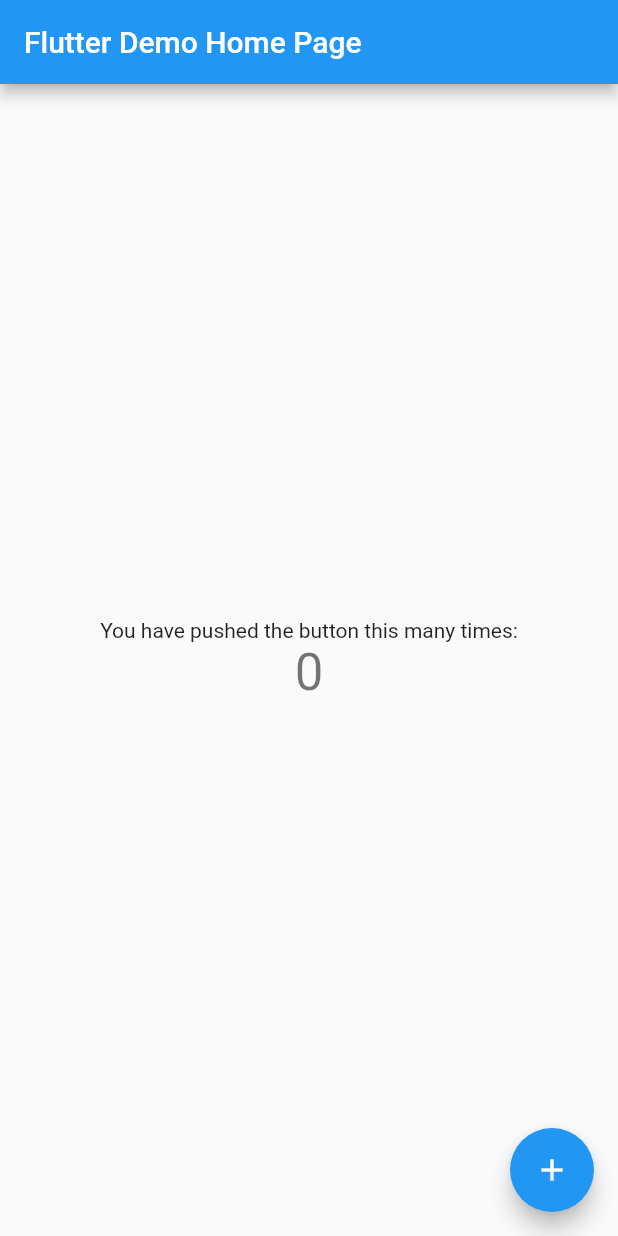
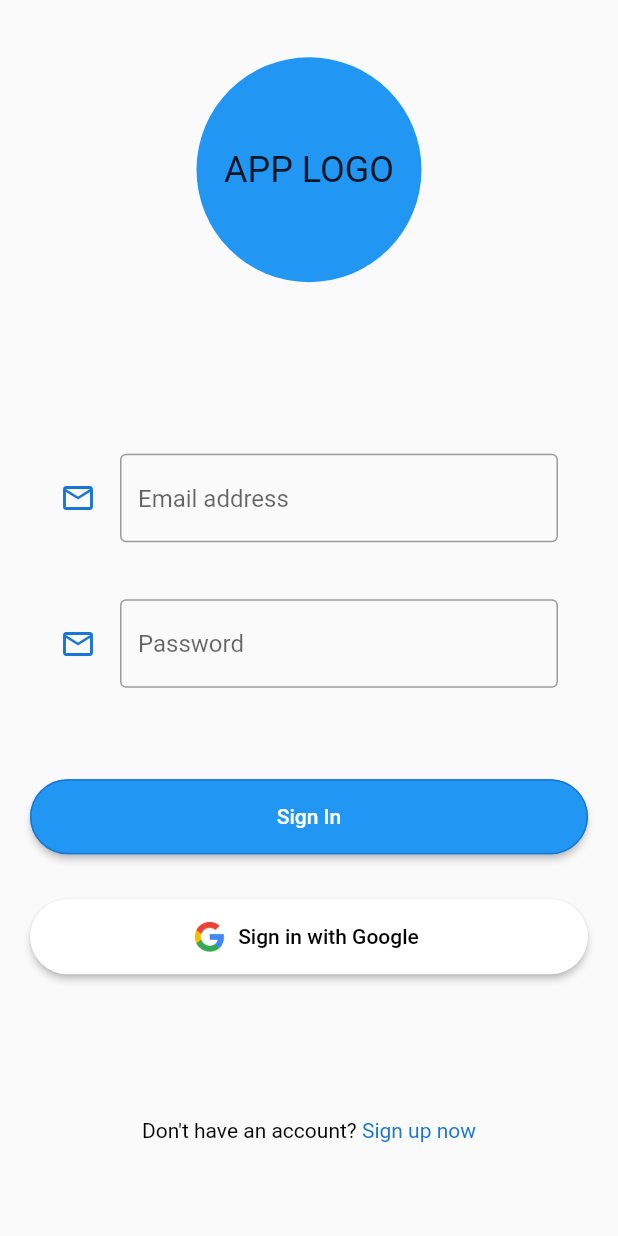
Before and after one commit to arturoszulc/flutter_todo, a Flutter app: the screen it shows after launch, on a phone screen of 412 x 824 dp. Run offline on Flutter 3.47's test engine with Material 2 defaults, Android fonts, the phone set to English and light mode, and no system bars; our stand-ins replace cloud_firestore, firebase_auth, firebase_core, flutter_riverpod, google_sign_in; accounts and stored records are empty.

Commit message:
LoginScreen layout

```diff
--- /dev/null
+++ b/lib/controllers/login_controller.dart
@@ -0,0 +1,69 @@
+import 'package:flutter_riverpod/flutter_riverpod.dart';
+import 'package:flutter_todo/models/login_state_model.dart';
+import 'package:flutter_todo/services/auth_service.dart';
+
+class LoginState extends StateNotifier<LoginStateModel> {
+  LoginState() : super(const LoginStateModel.initial());
+
+  static final provider =
+      StateNotifierProvider.autoDispose<LoginState, LoginStateModel>(
+          (ref) => LoginState());
+
+  _switchForm() {
+    state = state.copyWith(
+        type: state.type == LoginType.signIn
+            ? LoginType.signUp
+            : LoginType.signIn);
+  }
+
+  _setAuthError(String? error) {
+    state = state.copyWith(authError: error);
+  }
+}
+
+class LoginController {
+  LoginController(this._ref);
+
+  static final provider = Provider.autoDispose((ref) => LoginController(ref));
+  final Ref _ref;
+
+  //method used to clear auth error when login succeeds or user taps input
+  clearAuthError() {
+    _ref.read(LoginState.provider.notifier)._setAuthError(null);
+  }
+
+  switchForm(LoginType type) {
+    _ref.read(LoginState.provider.notifier)._switchForm();
+  }
+
+  void validateEmail(String input) {}
+  void validatePassword(String input) {}
+
+  authenticateEmail({required String email, required String password}) async {
+    final String? authResult;
+    switch (_ref.read(LoginState.provider).type) {
+      case LoginType.signIn:
+        authResult = await _ref
+            .read(AuthService.provider)
+            .signInEmail(email.toLowerCase(), password);
+        break;
+      case LoginType.signUp:
+        authResult = await _ref
+            .read(AuthService.provider)
+            .signUpEmail(email.toLowerCase(), password);
+        break;
+    }
+    if (authResult != null) {
+      _ref.read(LoginState.provider.notifier)._setAuthError(authResult);
+    }
+  }
+
+  authenticateGoogle() async {
+    final String? authResult =
+        await _ref.read(AuthService.provider).signInGoogle();
+    if (authResult != null) {
+      _ref.read(LoginState.provider.notifier)._setAuthError(authResult);
+    }
+    _ref.read(LoginState.provider.notifier)._setAuthError(null);
+  }
+}
--- a/lib/main.dart
+++ b/lib/main.dart
@@ -1,115 +1,42 @@
 import 'package:flutter/material.dart';
+import 'package:firebase_core/firebase_core.dart';
+import 'package:flutter_todo/screens/auth_checker.dart';
+import 'firebase_options.dart';
+import 'package:flutter_riverpod/flutter_riverpod.dart';
 
-void main() {
-  runApp(const MyApp());
+void main() async {
+  WidgetsFlutterBinding.ensureInitialized();
+  await Firebase.initializeApp(options: DefaultFirebaseOptions.currentPlatform);
+
+  runApp(const ProviderScope(child: MyApp()));
 }
 
+//  This is a FutureProvider that will be used to check whether the firebase has been initialized or not
+// final firebaseinitializerProvider = FutureProvider<FirebaseApp>((ref) async {
+//   return await Firebase.initializeApp();
+// });
+
 class MyApp extends StatelessWidget {
-  const MyApp({super.key});
-
-  // This widget is the root of your application.
+  const MyApp({Key? key}) : super(key: key);
   @override
   Widget build(BuildContext context) {
-    return MaterialApp(
-      title: 'Flutter Demo',
-      theme: ThemeData(
-        // This is the theme of your application.
-        //
-        // Try running your application with "flutter run". You'll see the
-        // application has a blue toolbar. Then, without quitting the app, try
-        // changing the primarySwatch below to Colors.green and then invoke
-        // "hot reload" (press "r" in the console where you ran "flutter run",
-        // or simply save your changes to "hot reload" in a Flutter IDE).
-        // Notice that the counter didn't reset back to zero; the application
-        // is not restarted.
-        primarySwatch: Colors.blue,
-      ),
-      home: const MyHomePage(title: 'Flutter Demo Home Page'),
+    // final initialize = ref.watch(firebaseinitializerProvider);
+    return const MaterialApp(
+      debugShowCheckedModeBanner: false,
+
+      //  We will use the initialize to check if the firebase has been initialized
+      //  .when function can only be used with AsysncValue. If you hover over intialize
+      //  you can see what type of variable it is. I have left it dynamic here for your better understanding
+      //  Though it's always recommended to not to use dynamic variables.
+
+      // Now here if the Firebase is initialized we will be redirected to AuthChecker
+      // which checks if the user is logged in or not.
+
+      //  the other Two functions speaks for themselves.
+      home: AuthChecker(),
+
+      // loading: () => const LoadingScreen(),
+      // error: (e, stackTrace) => ErrorScreen(e, stackTrace)),
     );
   }
 }
-
-class MyHomePage extends StatefulWidget {
-  const MyHomePage({super.key, required this.title});
-
-  // This widget is the home page of your application. It is stateful, meaning
-  // that it has a State object (defined below) that contains fields that affect
-  // how it looks.
-
-  // This class is the configuration for the state. It holds the values (in this
-  // case the title) provided by the parent (in this case the App widget) and
-  // used by the build method of the State. Fields in a Widget subclass are
-  // always marked "final".
-
-  final String title;
-
-  @override
-  State<MyHomePage> createState() => _MyHomePageState();
-}
-
-class _MyHomePageState extends State<MyHomePage> {
-  int _counter = 0;
-
-  void _incrementCounter() {
-    setState(() {
-      // This call to setState tells the Flutter framework that something has
-      // changed in this State, which causes it to rerun the build method below
-      // so that the display can reflect the updated values. If we changed
-      // _counter without calling setState(), then the build method would not be
-      // called again, and so nothing would appear to happen.
-      _counter++;
-    });
-  }
-
-  @override
-  Widget build(BuildContext context) {
-    // This method is rerun every time setState is called, for instance as done
-    // by the _incrementCounter method above.
-    //
-    // The Flutter framework has been optimized to make rerunning build methods
-    // fast, so that you can just rebuild anything that needs updating rather
-    // than having to individually change instances of widgets.
-    return Scaffold(
-      appBar: AppBar(
-        // Here we take the value from the MyHomePage object that was created by
-        // the App.build method, and use it to set our appbar title.
-        title: Text(widget.title),
-      ),
-      body: Center(
-        // Center is a layout widget. It takes a single child and positions it
-        // in the middle of the parent.
-        child: Column(
-          // Column is also a layout widget. It takes a list of children and
-          // arranges them vertically. By default, it sizes itself to fit its
-          // children horizontally, and tries to be as tall as its parent.
-          //
-          // Invoke "debug painting" (press "p" in the console, choose the
-          // "Toggle Debug Paint" action from the Flutter Inspector in Android
-          // Studio, or the "Toggle Debug Paint" command in Visual Studio Code)
-          // to see the wireframe for each widget.
-          //
-          // Column has various properties to control how it sizes itself and
-          // how it positions its children. Here we use mainAxisAlignment to
-          // center the children vertically; the main axis here is the vertical
-          // axis because Columns are vertical (the cross axis would be
-          // horizontal).
-          mainAxisAlignment: MainAxisAlignment.center,
-          children: <Widget>[
-            const Text(
-              'You have pushed the button this many times:',
-            ),
-            Text(
-              '$_counter',
-              style: Theme.of(context).textTheme.headline4,
-            ),
-          ],
-        ),
-      ),
-      floatingActionButton: FloatingActionButton(
-        onPressed: _incrementCounter,
-        tooltip: 'Increment',
-        child: const Icon(Icons.add),
-      ), // This trailing comma makes auto-formatting nicer for build methods.
-    );
-  }
-}
--- /dev/null
+++ b/lib/models/login_state_model.dart
@@ -0,0 +1,44 @@
+// ignore_for_file: public_member_api_docs, sort_constructors_first
+enum LoginType {
+  signIn,
+  signUp,
+}
+
+class LoginStateModel {
+  final bool isLoading;
+  final LoginType type;
+  final String? authError;
+  final String? emailError;
+  final String? passwordError;
+  const LoginStateModel({
+    required this.isLoading,
+    required this.type,
+    this.authError,
+    this.emailError,
+    this.passwordError,
+  });
+
+  const LoginStateModel.initial({
+    this.isLoading = false,
+    this.type = LoginType.signIn,
+    this.authError,
+    this.emailError,
+    this.passwordError,
+  });
+
+  LoginStateModel copyWith({
+    bool? isLoading,
+    LoginType? type,
+    String? authError,
+    String? emailError,
+    String? passwordError,
+  }) {
+    return LoginStateModel(
+      isLoading: isLoading ?? this.isLoading,
+      type: type ?? this.type,
+      authError: authError,
+      emailError: emailError,
+      passwordError: passwordError,
+    );
+  }
+}
--- /dev/null
+++ b/lib/screens/auth_checker.dart
@@ -0,0 +1,35 @@
+import 'package:flutter/material.dart';
+import 'package:flutter_riverpod/flutter_riverpod.dart';
+import 'package:flutter_todo/screens/login_screen.dart';
+import 'package:flutter_todo/screens/todo_screen.dart';
+import 'package:flutter_todo/services/auth_service.dart';
+
+class AuthChecker extends ConsumerWidget {
+  const AuthChecker({Key? key}) : super(key: key);
+
+  //  Notice here we aren't using stateless/statefull widget. Instead we are using
+  //  a custom widget that is a consumer of the state.
+  //  So if any data changes in the state, the widget will be updated.
+
+  @override
+  Widget build(BuildContext context, WidgetRef ref) {
+    //  now the build method takes a new paramaeter ScopeReader.
+    //  this object will be used to access the provider.
+
+    //  now the following variable contains an asyncValue so now we can use .when method
+    //  to imply the condition
+    final _authState = ref.watch(authStateProvider);
+    if (_authState.hasValue && _authState.value != null) {
+      return const TodoScreen();
+    }
+    return const LoginScreen();
+
+    // return _authState.when(
+    //     data: (data) {
+    //       if (data != null) return const TodoScreen();
+    //       return const LoginScreen();
+    //     },
+    //     // loading: () => const LoadingScreen(),
+    //     error: (e, trace) => null);
+  }
+}
--- /dev/null
+++ b/lib/screens/login_screen.dart
@@ -0,0 +1,215 @@
+import 'package:flutter/gestures.dart';
+import 'package:flutter/material.dart';
+import 'package:flutter_riverpod/flutter_riverpod.dart';
+import 'package:flutter_todo/controllers/login_controller.dart';
+import 'package:flutter_todo/models/login_state_model.dart';
+import 'package:flutter_todo/utils/consts/assets.dart';
+import 'package:flutter_todo/utils/consts/strings.dart';
+
+class LoginScreen extends StatelessWidget {
+  const LoginScreen({super.key});
+
+  @override
+  Widget build(BuildContext context) {
+    return SafeArea(
+      child: Scaffold(
+        resizeToAvoidBottomInset: false,
+        body: Center(
+            child: Column(
+          // mainAxisSize: MainAxisSize.min,
+          mainAxisAlignment: MainAxisAlignment.spaceAround,
+          children: [
+            Padding(
+              padding: const EdgeInsets.only(bottom: 30.0),
+              child: Container(
+                  // color: Colors.amberAccent,
+                  decoration: const BoxDecoration(
+                      color: Colors.blue, shape: BoxShape.circle),
+                  width: 300,
+                  height: 150,
+                  child: Center(
+                    child: Text(
+                      'APP LOGO',
+                      style: Theme.of(context).textTheme.headline5,
+                    ),
+                  )),
+            ),
+            const MyForm(),
+            const FormSwitchButton(),
+          ],
+        )),
+      ),
+    );
+  }
+}
+
+class MyForm extends ConsumerWidget {
+  const MyForm({super.key});
+
+  @override
+  Widget build(BuildContext context, WidgetRef ref) {
+    final loginState = ref.watch(LoginState.provider);
+
+    return Padding(
+      padding: const EdgeInsets.symmetric(horizontal: 20.0),
+      child: Column(
+        crossAxisAlignment: CrossAxisAlignment.stretch,
+        children: [
+          Form(
+            child: Column(
+              children: [
+                //pole EMAIL
+                Padding(
+                  padding:
+                      const EdgeInsets.symmetric(vertical: 8.0, horizontal: 20),
+                  child: TextFormField(
+                    // initialValue: _email.value,
+                    textInputAction: TextInputAction.next,
+                    decoration: InputDecoration(
+                      hintStyle: const TextStyle(color: Colors.black54),
+                      icon: Icon(Icons.email_outlined,
+                          color: Colors.blue.shade700, size: 24),
+                      alignLabelWithHint: true,
+                      border: const OutlineInputBorder(),
+                      errorBorder: const OutlineInputBorder(
+                          borderSide: BorderSide(color: Colors.red, width: 5)),
+                      helperText: ' ',
+                      labelText: 'Email address',
+                      errorText: loginState.emailError,
+                    ),
+                    onChanged: (String val) {
+                      ref.read(LoginController.provider).validateEmail(val);
+                    },
+                    onTap: () =>
+                        ref.read(LoginController.provider).clearAuthError(),
+                  ),
+                ),
+
+                //pole PASSWORD
+                Padding(
+                  padding:
+                      const EdgeInsets.symmetric(vertical: 8.0, horizontal: 20),
+                  child: TextFormField(
+                    // initialValue: _password.value,
+                    obscureText: true,
+                    textInputAction: TextInputAction.done,
+                    decoration: InputDecoration(
+                      hintStyle: const TextStyle(color: Colors.black54),
+                      icon: Icon(Icons.email_outlined,
+                          color: Colors.blue.shade700, size: 24),
+                      alignLabelWithHint: true,
+                      border: const OutlineInputBorder(),
+                      errorBorder: const OutlineInputBorder(
+                          borderSide: BorderSide(color: Colors.red, width: 5)),
+                      helperText: ' ',
+                      labelText: 'Password',
+                      errorText: loginState.passwordError,
+                      errorMaxLines: 2,
+                    ),
+                    onChanged: (String val) {
+                      ref.read(LoginController.provider).validatePassword(val);
+                    },
+                    onTap: () =>
+                        ref.read(LoginController.provider).clearAuthError(),
+                  ),
+                ),
+              ],
+            ),
+          ),
+
+          //Auth error display
+          Padding(
+            padding: const EdgeInsets.only(top: 0, bottom: 5.0),
+            child: Text(
+              loginState.authError ?? '',
+              style: const TextStyle(color: Colors.red),
+              textAlign: TextAlign.center,
+            ),
+          ),
+          const SizedBox(height: 10),
+          ElevatedButton(
+              style: ElevatedButton.styleFrom(
+                  minimumSize: const Size.fromHeight(50),
+                  shape: RoundedRectangleBorder(
+                      borderRadius: BorderRadius.circular(25),
+                      side: BorderSide(color: Colors.blue.shade700))),
+              onPressed:
+                  // (_email.value == null ||
+                  // _password.value == null)
+                  // ? null
+                  // :
+                  () => ref
+                      .read(LoginController.provider)
+                      .authenticateEmail(email: '', password: ''),
+              child: Text(
+                  loginState.type == LoginType.signIn ? 'Sign In' : 'Sign Up')),
+          // const Padding(
+          //   padding: EdgeInsets.symmetric(vertical: 30.0),
+          //   child: Text(
+          //     'or',
+          //     textAlign: TextAlign.center,
+          //   ),
+          // ),
+          const SizedBox(
+            height: 30,
+          ),
+          ElevatedButton.icon(
+            style: ButtonStyle(
+              shape: MaterialStateProperty.resolveWith<OutlinedBorder>((_) {
+                return RoundedRectangleBorder(
+                    borderRadius: BorderRadius.circular(25));
+              }),
+              backgroundColor: MaterialStateProperty.all<Color>(Colors.white),
+              minimumSize: MaterialStateProperty.all<Size>(
+                  const Size.fromHeight(50)), //const Size.fromHeight(50),
+            ),
+            onPressed: () {
+              ref.read(LoginController.provider).authenticateGoogle();
+            },
+            icon: Image.asset(
+              MyAsset.loginGoogleImage,
+              height: 22,
+              width: 22,
+            ),
+            label: const Text(
+              MyString.loginWithGoogle,
+              style: TextStyle(color: Colors.black),
+            ),
+          ),
+          const SizedBox(height: 20),
+        ],
+      ),
+    );
+  }
+}
+
+class FormSwitchButton extends ConsumerWidget {
+  const FormSwitchButton({super.key});
+
+  @override
+  Widget build(BuildContext context, WidgetRef ref) {
+    final type = ref.watch(LoginState.provider).type;
+    return Padding(
+      padding: const EdgeInsets.only(bottom: 24.0),
+      child: RichText(
+        text: TextSpan(
+          text: type == LoginType.signIn
+              ? MyString.loginDontHaveAccount
+              : MyString.loginAlreadyHaveAccount,
+          style: const TextStyle(color: Colors.black),
+          children: [
+            TextSpan(
+                text: type == LoginType.signIn
+                    ? MyString.loginSingUpNow
+                    : MyString.loginSingIn,
+                style: TextStyle(color: Colors.blue.shade700),
+                recognizer: TapGestureRecognizer()
+                  ..onTap = () {
+                    ref.read(LoginController.provider).switchForm(type);
+                  })
+          ],
+        ),
+      ),
+    );
+  }
+}
--- /dev/null
+++ b/lib/services/auth_service.dart
@@ -0,0 +1,141 @@
+import 'dart:async';
+import 'dart:developer';
+import 'package:firebase_auth/firebase_auth.dart';
+import 'package:flutter_riverpod/flutter_riverpod.dart';
+import 'package:google_sign_in/google_sign_in.dart';
+
+import '../utils/consts/errors.dart';
+// import 'package:sepapka/services/user_service.dart';
+// import 'package:sepapka/utils/api_status.dart';
+// import 'package:sepapka/utils/consts/errors_messages.dart';
+// import 'package:sepapka/controllers/app_state_controller.dart';
+
+// final authServiceProvider = Provider.autoDispose<AuthService>((ref) {
+//   return AuthService(ref);
+// });
+
+final authStateProvider = StreamProvider.autoDispose<User?>((ref) {
+  return ref.watch(AuthService.provider).authStateChange;
+});
+
+class AuthService {
+  static final provider =
+      Provider.autoDispose<AuthService>((ref) => AuthService(ref));
+  //Properties
+  final Ref _ref;
+  final FirebaseAuth _auth = FirebaseAuth.instance;
+  final _googleSignIn = GoogleSignIn();
+  // To test web app on correct port, run:
+  // flutter run -d chrome --web-hostname localhost --web-port 8080
+
+  //  This getter will be returning a Stream of User object.
+  //  It will be used to check if the user is logged in or not.
+  Stream<User?> get authStateChange => _auth.authStateChanges();
+
+  //Constructor - default
+  AuthService(this._ref) {
+    log('^^^ authService initialized ^^^');
+    // watchAuthUser();
+  }
+
+  // watchAuthUser() {
+  //   authStateChange.listen((User? user) async {
+  //     if (user != null) {
+  //       log('/// AuthService: User signed in ///');
+  //       _ref.read(userService.notifier).getUserFromDb(user.uid);
+  //     }
+  //     if (user == null) {
+  //       log('/// AuthService: User signed out ///');
+  //       _ref.read(appStateNotifierProvider.notifier).userSignedOut();
+  //       // _ref.read(routeController).navigate(MyScreen.signIn);
+  //     }
+  //   });
+  // }
+
+  //Getters
+  // FirebaseAuth get auth => _auth;
+
+  Future<String?> signUpEmail(String email, String password) async {
+    try {
+      await _auth
+          .createUserWithEmailAndPassword(email: email, password: password)
+          .timeout(
+            const Duration(seconds: 5),
+          );
+      return null;
+    } on FirebaseAuthException catch (e) {
+      return getMessageFromErrorCode(e.code);
+    } on TimeoutException {
+      return MyError.signInTimeout;
+    }
+  }
+
+  Future<String?> signInEmail(String email, String password) async {
+    try {
+      await _auth
+          .signInWithEmailAndPassword(email: email, password: password)
+          .timeout(
+            const Duration(seconds: 5),
+          );
+      return null;
+    } on FirebaseAuthException catch (e) {
+      return getMessageFromErrorCode(e.code);
+    } on TimeoutException {
+      return MyError.signInTimeout;
+    }
+  }
+
+  Future<String?> signInGoogle() async {
+    try {
+      GoogleSignInAccount? googleUser = await _googleSignIn.signIn();
+      GoogleSignInAuthentication googleAuth = await googleUser!.authentication;
+      final AuthCredential credential = GoogleAuthProvider.credential(
+        accessToken: googleAuth.accessToken,
+        idToken: googleAuth.idToken,
+      );
+      await _auth.signInWithCredential(credential);
+      return null;
+    } catch (e) {
+      return MyError.errorSignInGoogle;
+    }
+  }
+
+  Future<String?> signOut() async {
+    try {
+      await _auth.signOut();
+      return null;
+    } on FirebaseAuthException catch (e) {
+      return getMessageFromErrorCode(e.code);
+    }
+  }
+
+  String getMessageFromErrorCode(String code) {
+    switch (code) {
+      case "ERROR_EMAIL_ALREADY_IN_USE":
+      case "account-exists-with-different-credential":
+      case "email-already-in-use":
+        return "Ten adres e-mail jest już zajęty. Spróbuj się zalogować";
+      case "ERROR_WRONG_PASSWORD":
+      case "wrong-password":
+        return "Nieprawidłowe hasło";
+      case "ERROR_USER_NOT_FOUND":
+      case "user-not-found":
+        return "Nie znaleziono konta zarejestrowanego na podany adres e-mail";
+      case "ERROR_USER_DISABLED":
+      case "user-disabled":
+        return "Użytkownik jest zablokowany";
+      case "ERROR_TOO_MANY_REQUESTS":
+      case "operation-not-allowed":
+        return "Tymczasowo zablokowano dostęp ze względu na zbyt częste próby logownia. Spróbuj później";
+      case "too-many-requests":
+        return "Tymczasowo zablokowano dostęp ze względu na zbyt częste próby logownia. Spróbuj później";
+      case "ERROR_INVALID_EMAIL":
+      case "invalid-email":
+        return "Nieprawidłowy adres e-mail";
+      case "network-request-failed":
+        return "Brak połączenia z internetem, spróbuj ponownie";
+      default:
+        return "Błąd logowania, spróbuj ponownie";
+    }
+  }
+}
--- /dev/null
+++ b/lib/utils/consts/assets.dart
@@ -0,0 +1,3 @@
+class MyAsset {
+  static const String loginGoogleImage = 'assets/images/g-logo.png';
+}
--- /dev/null
+++ b/lib/utils/consts/errors.dart
@@ -0,0 +1,5 @@
+class MyError {
+  static const String signInTimeout = 'Coś poszło nie tak, spróbuj ponownie';
+  static const String errorSignInGoogle =
+      'Błąd logowania przez Google. Sprawdź połączenie z internetem.';
+}
--- /dev/null
+++ b/lib/utils/consts/strings.dart
@@ -0,0 +1,12 @@
+class MyString {
+  //db
+  static const String dbFieldid = 'id';
+  static const String dbFieldUsername = 'username';
+
+  //login screen
+  static const String loginWithGoogle = 'Sign in with Google';
+  static const String loginDontHaveAccount = 'Don\'t have an account? ';
+  static const String loginAlreadyHaveAccount = 'Already have an account? ';
+  static const String loginSingUpNow = 'Sign up now';
+  static const String loginSingIn = 'Sign in';
+}
```
Also changed, not shown: lib/models/user_model.dart (added, +30 -0 lines), lib/screens/todo_screen.dart (added, +14 -0 lines), pubspec.yaml (+7 -3 lines), assets/images/g-logo.png (added), lib/firebase_options.dart (added), pubspec.lock, 63 other files.
